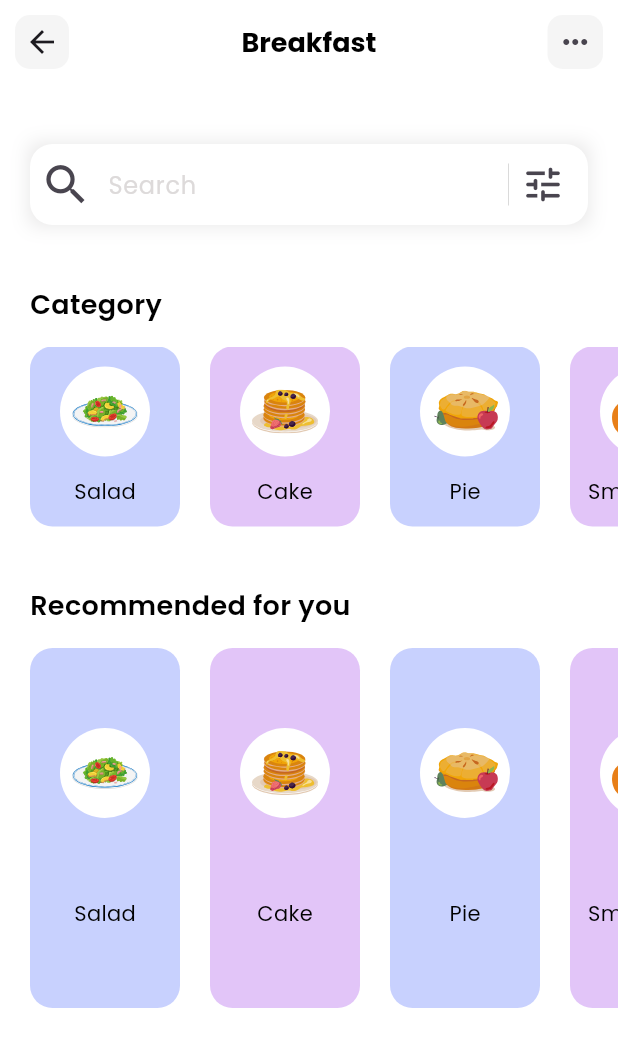
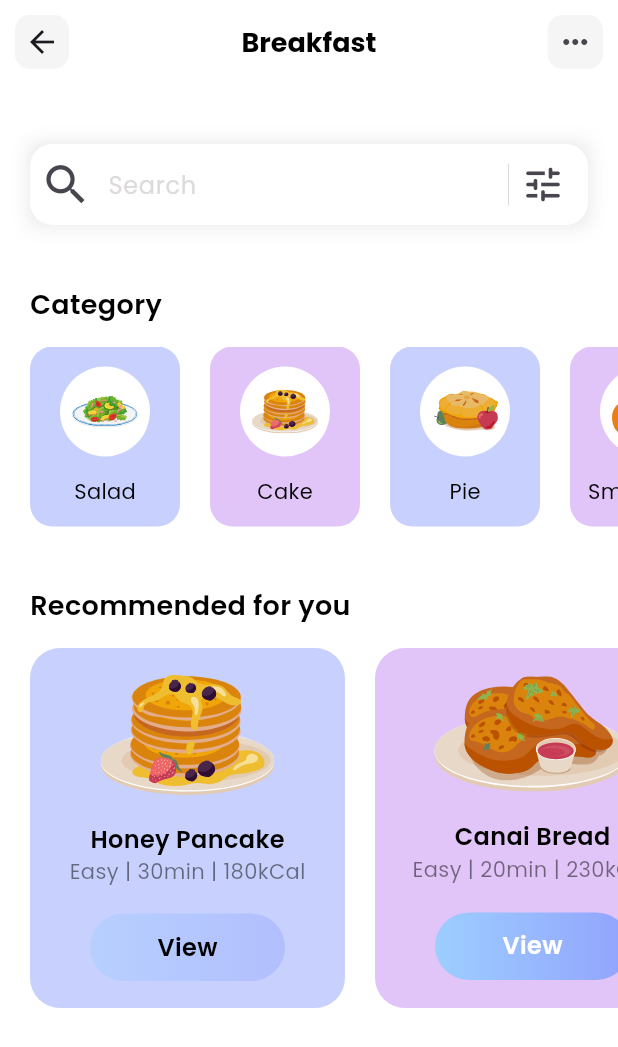
Before and after one commit to MihaelGolob/flutter-fitness-tracker, a Flutter app: the screen it shows after launch, on a phone screen of 412 x 824 dp. Shown: the top 1047 px of the screen. Run offline on Flutter 3.47's test engine with Material 3 defaults, Android fonts, the phone set to English and light mode, and no system bars; our stand-ins replace flutter_svg.

```diff
--- a/lib/models/diet_model.dart
+++ b/lib/models/diet_model.dart
@@ -20,7 +20,7 @@ class DietModel {
 
     diets.add(DietModel(
       name: 'Honey Pancake',
-      iconPath: 'assets/images/honey-pancakes.png',
+      iconPath: 'assets/icons/honey-pancakes.svg',
       level: 'Easy',
       duration: '30min',
       calories: '180kCal',
@@ -29,7 +29,7 @@ class DietModel {
 
     diets.add(DietModel(
       name: 'Canai Bread',
-      iconPath: 'assets/images/canai-bread.png',
+      iconPath: 'assets/icons/canai-bread.svg',
       level: 'Easy',
       duration: '20min',
       calories: '230kCal',
--- a/lib/pages/home.dart
+++ b/lib/pages/home.dart
@@ -23,6 +23,15 @@ class _HomePageState extends State<HomePage> {
     diets = DietModel.getDiets();
   }
 
+  void onDietSelected(int index) {
+    setState(() {
+      for (var element in diets) {
+        element.isViewSelected = false;
+      }
+      diets[index].isViewSelected = true;
+    });
+  }
+
   @override
   void initState() {
     super.initState();
@@ -42,7 +51,14 @@ class _HomePageState extends State<HomePage> {
           const SizedBox(height: 40),
           categoriesSection(),
           const SizedBox(height: 40),
-          Column(
+          dietsSection(),
+        ],
+      ),
+    );
+  }
+
+  Column dietsSection() {
+    return Column(
       crossAxisAlignment: CrossAxisAlignment.start,
       children: [
         const Padding(
@@ -62,16 +78,74 @@ class _HomePageState extends State<HomePage> {
           child: ListView.separated(
             scrollDirection: Axis.horizontal,
             padding: const EdgeInsets.symmetric(horizontal: 20),
-                  itemCount: categories.length,
+            itemCount: diets.length,
             separatorBuilder: (context, index) => const SizedBox(width: 20),
             itemBuilder: (context, index) {
-                    return categoriesTile(index);
+              return dietsTile(index);
             },
           ),
         ),
       ],
+    );
+  }
+
+  Widget dietsTile(int index) {
+    return GestureDetector(
+      onTap: () => onDietSelected(index),
+      child: Container(
+        width: 210,
+        decoration: BoxDecoration(
+          color: categories[index].boxColor.withOpacity(0.5),
+          borderRadius: BorderRadius.circular(20),
+        ),
+        child: Column(
+          mainAxisAlignment: MainAxisAlignment.spaceEvenly,
+          children: [
+            SvgPicture.asset(diets[index].iconPath),
+            Column(
+              children: [
+                Text(
+                  diets[index].name,
+                  style: const TextStyle(
+                    color: Colors.black,
+                    fontSize: 16,
+                    fontWeight: FontWeight.w600,
+                  ),
+                ),
+                Text(
+                  '${diets[index].level} | ${diets[index].duration} | ${diets[index].calories}',
+                  style: TextStyle(
+                    color: Colors.black.withOpacity(0.5),
+                    fontSize: 14,
+                    fontWeight: FontWeight.w400,
+                  ),
                 ),
               ],
+            ),
+            Container(
+                height: 45,
+                width: 130,
+                decoration: BoxDecoration(
+                  gradient: LinearGradient(
+                    colors: [
+                      diets[index].isViewSelected ? const Color(0xff9dceff).withOpacity(0.4) : const Color(0xff9dceff),
+                      diets[index].isViewSelected ? const Color(0xff92a3fd).withOpacity(0.4) : const Color(0xff92a3fd),
+                    ],
+                  ),
+                  borderRadius: BorderRadius.circular(50),
+                ),
+                child: Center(
+                  child: Text(
+                    'View',
+                    style: TextStyle(
+                      color: diets[index].isViewSelected ? Colors.black : Colors.white,
+                      fontSize: 16,
+                      fontWeight: FontWeight.w600,
+                    ),
+                  ),
+                ))
+          ],
+        ),
       ),
     );
   }
--- a/pubspec.yaml
+++ b/pubspec.yaml
@@ -61,7 +61,6 @@ flutter:
 
   # To add assets to your application, add an assets section, like this:
   assets:
-    - assets/
     - assets/icons/
 
   # An image asset can refer to one or more resolution-specific "variants", see
```
Lines whose indentation alone changed are shown as unchanged.
